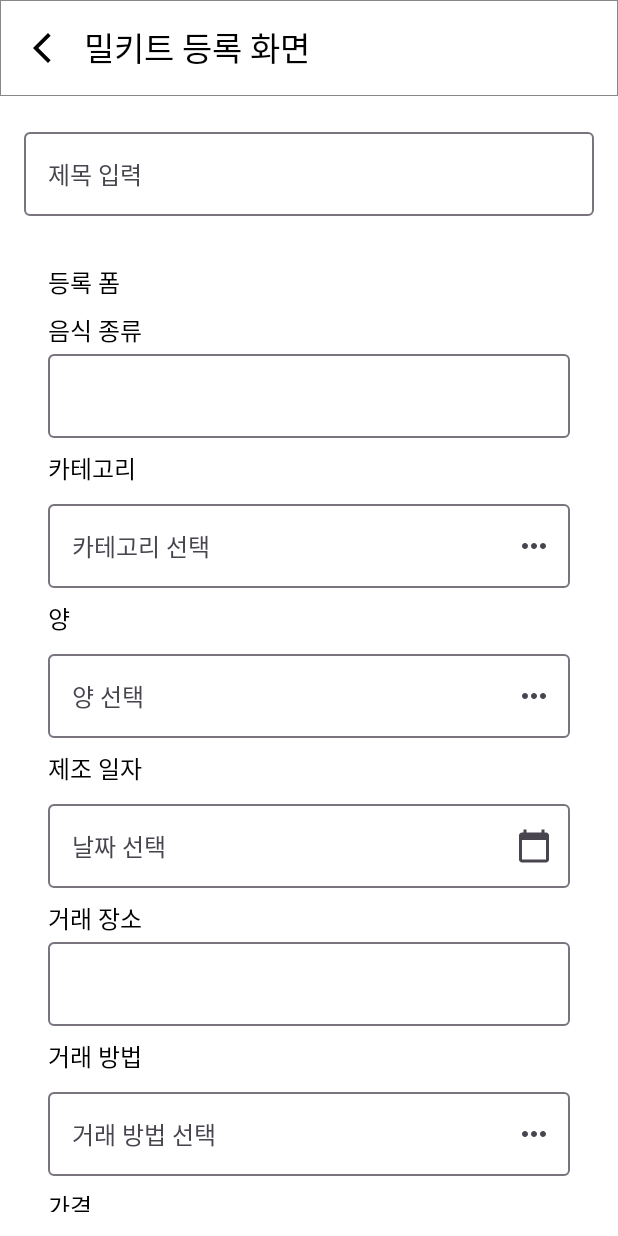
After one commit to Cycrypto/mobile-zipbob, an Android app built with Jetpack Compose: the MealkitFormScreen screen opened through its navigation route, on a phone screen of 412 x 824 dp. The commit adds this screen. Run offline under Robolectric (Android 15) with nearby library versions, the phone set to English and light mode, and no system bars; Roboto replaces fonts that are not available here; 1 statement that could not run was skipped.

Commit message:
feat: MealkitFormScreen

```diff
--- a/app/src/main/java/com/example/hansotbob/component/common/AppBar.kt
+++ b/app/src/main/java/com/example/hansotbob/component/common/AppBar.kt
@@ -4,6 +4,7 @@ import androidx.compose.foundation.background
 import androidx.compose.material3.ExperimentalMaterial3Api
 import androidx.compose.material3.Icon
 import androidx.compose.material3.IconButton
+import androidx.compose.material3.Text
 import androidx.compose.material3.TopAppBar
 import androidx.compose.runtime.Composable
 import androidx.compose.ui.Modifier
@@ -11,11 +12,17 @@ import androidx.compose.ui.graphics.Color
 import androidx.compose.ui.res.painterResource
 import com.example.hansotbob.R
 
+
 @OptIn(ExperimentalMaterial3Api::class)
 @Composable
-fun AppBar(onBackClick: () -> Unit) {
+fun AppBar(
+    title: String,
+    onBackClick: () -> Unit
+) {
     TopAppBar(
-        title = {},
+        title = {
+            Text(text = title, color = Color.Black)
+        },
         navigationIcon = {
             IconButton(onClick = onBackClick) {
                 Icon(
--- a/app/src/main/java/com/example/hansotbob/component/common/BottomNavigation.kt
+++ b/app/src/main/java/com/example/hansotbob/component/common/BottomNavigation.kt
@@ -114,7 +114,10 @@ fun HansotThemeNavigationBar(navController: NavHostController) {
                     )
                     DropdownMenuItem(
                         text = { Text("밀키트 나눔글 쓰기") },
-                        onClick = { expanded = false /* TODO: Action B */ }
+                        onClick = {
+                            expanded = false
+                            navController.navigate("mealkit_form")
+                        }
                     )
                     DropdownMenuItem(
                         text = { Text("재료 나눔글 쓰기") },
--- a/app/src/main/java/com/example/hansotbob/ui/screen/MainScreen.kt
+++ b/app/src/main/java/com/example/hansotbob/ui/screen/MainScreen.kt
@@ -47,6 +47,7 @@ import com.example.hansotbob.ui.screen.detail.FoodShareDetailScreen
 import com.example.hansotbob.component.common.*
 import com.example.hansotbob.ui.screen.detail.MealkitsDetailScreen
 import com.example.hansotbob.ui.screen.detail.OverviewDetailScreen
+import com.example.hansotbob.ui.screen.form.MealkitFormScreen
 import com.example.hansotbob.ui.screen.form.SharingFoodFormScreen
 import com.example.hansotbob.ui.theme.HansotbobTheme
 
@@ -76,6 +77,11 @@ fun NavGraph(navController: NavHostController, modifier: Modifier = Modifier) {
         composable("foodshare_form"){
             SharingFoodFormScreen(navController)
         }
+
+        composable("mealkit_form") {
+            MealkitFormScreen(navController)
+        }
+
 
         composable("foodshare/detail/{title}/{recruit}/{place}/{price}") { backStackEntry ->
             val title = backStackEntry.arguments?.getString("title") ?: ""
@@ -189,6 +195,7 @@ private fun bottombarLocaiton(): List<String> {
     return listOf(
         "detail/{title}/{recruit}/{place}/{price}",
         "foodshare_form",
+        "mealkit_form",
         "foodshare/detail/{title}/{recruit}/{place}/{price}",
         "mealkit/detail/{title}/{place}/{price}/{foodType}/{category}/{quantity}/{productionDate}/{exchangeMethod}/{description}/{state}"
     )
--- a/app/src/main/java/com/example/hansotbob/ui/screen/detail/MealkitsDetailScreen.kt
+++ b/app/src/main/java/com/example/hansotbob/ui/screen/detail/MealkitsDetailScreen.kt
@@ -69,7 +69,7 @@ fun MealkitsDetailScreen(
     val pagerState = rememberPagerState(pageCount = { images.size })
 
     Scaffold(
-        topBar = { AppBar(onBackClick = onBackClick) },
+        topBar = { AppBar(title = "밀키트", onBackClick = onBackClick) },
     ) { innerPadding ->
         Column(
             modifier = Modifier
--- /dev/null
+++ b/app/src/main/java/com/example/hansotbob/ui/screen/form/MealkitFormScreen.kt
@@ -0,0 +1,298 @@
+package com.example.hansotbob.ui.screen.form
+
+import android.app.DatePickerDialog
+import androidx.compose.foundation.BorderStroke
+import androidx.compose.foundation.background
+import androidx.compose.foundation.border
+import androidx.compose.foundation.clickable
+import androidx.compose.foundation.layout.*
+import androidx.compose.foundation.lazy.LazyColumn
+import androidx.compose.foundation.text.KeyboardOptions
+import androidx.compose.material.icons.Icons
+import androidx.compose.material.icons.filled.ArrowBack
+import androidx.compose.material.icons.filled.CalendarToday
+import androidx.compose.material.icons.filled.MoreHoriz
+import androidx.compose.material3.*
+import androidx.compose.runtime.*
+import androidx.compose.ui.Modifier
+import androidx.compose.ui.graphics.Color
+import androidx.compose.ui.graphics.RectangleShape
+import androidx.compose.ui.platform.LocalContext
+import androidx.compose.ui.res.painterResource
+import androidx.compose.ui.text.input.KeyboardType
+import androidx.compose.ui.text.input.TextFieldValue
+import androidx.compose.ui.tooling.preview.Preview
+import androidx.compose.ui.unit.dp
+import androidx.navigation.NavController
+import androidx.navigation.compose.rememberNavController
+import com.example.hansotbob.R
+import com.example.hansotbob.ui.theme.HansotbobTheme
+import java.util.*
+
+@OptIn(ExperimentalMaterial3Api::class)
+@Composable
+fun MealkitFormScreen(navController: NavController) {
+    var title by remember { mutableStateOf(TextFieldValue("")) }
+    var foodType by remember { mutableStateOf(TextFieldValue("")) }
+    var selectedCategory by remember { mutableStateOf("") }
+    var selectedQuantity by remember { mutableStateOf("") }
+    var productionDate by remember { mutableStateOf("") }
+    var place by remember { mutableStateOf(TextFieldValue("")) }
+    var selectedMethod by remember { mutableStateOf("") }
+    var price by remember { mutableStateOf(TextFieldValue("")) }
+    var description by remember { mutableStateOf(TextFieldValue("")) }
+
+    val categoryOptions = listOf("한식", "분식", "중식", "일식", "양식")
+    val quantityOptions = listOf("1인분", "2인분", "3인분", "4인분", "5인분", "6인분 이상")
+    val methodOptions = listOf("직거래", "택배", "문고리")
+
+    Scaffold(
+        topBar = {
+            AppBar(
+                title = "밀키트 등록 화면",
+                navController = navController,
+                modifier = Modifier
+                    .background(Color.White)
+                    .border(BorderStroke(0.5.dp, Color.Gray), shape = RectangleShape)
+            )
+        }
+    ) { innerPadding ->
+        LazyColumn(
+            modifier = Modifier
+                .fillMaxSize()
+                .padding(innerPadding)
+                .padding(16.dp)
+        ) {
+            item {
+                OutlinedTextField(
+                    value = title,
+                    onValueChange = { title = it },
+                    label = { Text("제목 입력") },
+                    modifier = Modifier.fillMaxWidth()
+                )
+            }
+
+            item { Spacer(modifier = Modifier.height(16.dp)) }
+
+            item {
+                Column(
+                    modifier = Modifier
+                        .fillMaxWidth()
+                        .background(MaterialTheme.colorScheme.background)
+                        .padding(16.dp)
+                ) {
+                    Text("등록 폼")
+                    Spacer(modifier = Modifier.height(8.dp))
+                    Text("음식 종류")
+                    Spacer(modifier = Modifier.height(4.dp))
+                    OutlinedTextField(
+                        value = foodType,
+                        onValueChange = { foodType = it },
+                        modifier = Modifier.fillMaxWidth()
+                    )
+                    Spacer(modifier = Modifier.height(8.dp))
+                    Text("카테고리")
+                    Spacer(modifier = Modifier.height(4.dp))
+                    SelectionField(
+                        selectedOption = selectedCategory,
+                        options = categoryOptions,
+                        label = "카테고리 선택",
+                        onItemSelected = { selectedCategory = it }
+                    )
+                    Spacer(modifier = Modifier.height(8.dp))
+                    Text("양")
+                    Spacer(modifier = Modifier.height(4.dp))
+                    SelectionField(
+                        selectedOption = selectedQuantity,
+                        options = quantityOptions,
+                        label = "양 선택",
+                        onItemSelected = { selectedQuantity = it }
+                    )
+                    Spacer(modifier = Modifier.height(8.dp))
+                    Text("제조 일자")
+                    Spacer(modifier = Modifier.height(4.dp))
+                    DatePicker(productionDate) { date -> productionDate = date }
+                    Spacer(modifier = Modifier.height(8.dp))
+                    Text("거래 장소")
+                    Spacer(modifier = Modifier.height(4.dp))
+                    OutlinedTextField(
+                        value = place,
+                        onValueChange = { place = it },
+                        modifier = Modifier.fillMaxWidth()
+                    )
+                    Spacer(modifier = Modifier.height(8.dp))
+                    Text("거래 방법")
+                    Spacer(modifier = Modifier.height(4.dp))
+                    SelectionField(
+                        selectedOption = selectedMethod,
+                        options = methodOptions,
+                        label = "거래 방법 선택",
+                        onItemSelected = { selectedMethod = it }
+                    )
+                    Spacer(modifier = Modifier.height(8.dp))
+                    Text("가격")
+                    Spacer(modifier = Modifier.height(4.dp))
+                    OutlinedTextField(
+                        value = price,
+                        onValueChange = { price = it },
+                        label = { Text("가격 입력") },
+                        modifier = Modifier.fillMaxWidth(),
+                        keyboardOptions = KeyboardOptions(keyboardType = KeyboardType.Number)
+                    )
+                }
+            }
+
+            item { Spacer(modifier = Modifier.height(16.dp)) }
+
+            item {
+                OutlinedTextField(
+                    value = description,
+                    onValueChange = { description = it },
+                    label = { Text("한줄 설명") },
+                    modifier = Modifier.fillMaxWidth()
+                )
+            }
+
+            item { Spacer(modifier = Modifier.height(16.dp)) }
+
+            item {
+                Button(
+                    onClick = { /* Handle image upload */ },
+                    modifier = Modifier
+                        .fillMaxWidth()
+                        .height(48.dp)
+                        .background(MaterialTheme.colorScheme.background)
+                ) {
+                    Text("사진 업로드")
+                }
+            }
+
+            item { Spacer(modifier = Modifier.height(16.dp)) }
+
+            item {
+                Button(
+                    onClick = { /* Handle registration */ },
+                    modifier = Modifier
+                        .fillMaxWidth()
+                        .height(48.dp)
+                ) {
+                    Text("등록")
+                }
+            }
+        }
+    }
+}
+
+@OptIn(ExperimentalMaterial3Api::class)
+@Composable
+fun AppBar(
+    title: String,
+    navController: NavController,
+    modifier: Modifier = Modifier
+) {
+    TopAppBar(
+        title = {
+            Text(text = title, color = Color.Black)
+        },
+        navigationIcon = {
+            IconButton(onClick = { navController.popBackStack() }) {
+                Icon(
+                    painter = painterResource(id = R.drawable.arrow_back),
+                    contentDescription = "Back"
+                )
+            }
+        },
+        modifier = modifier.background(Color.White)
+    )
+}
+
+@Composable
+fun SelectionField(
+    selectedOption: String,
+    options: List<String>,
+    label: String,
+    onItemSelected: (String) -> Unit
+) {
+    var showDialog by remember { mutableStateOf(false) }
+
+    Box(modifier = Modifier.fillMaxWidth()) {
+        OutlinedTextField(
+            value = selectedOption,
+            onValueChange = {},
+            modifier = Modifier
+                .fillMaxWidth()
+                .clickable { showDialog = true },
+            readOnly = true,
+            label = { Text(label) },
+            trailingIcon = {
+                Icon(Icons.Default.MoreHoriz, contentDescription = null)
+            }
+        )
+    }
+
+    if (showDialog) {
+        AlertDialog(
+            onDismissRequest = { showDialog = false },
+            title = { Text(text = label) },
+            text = {
+                Column {
+                    options.forEach { option ->
+                        Text(
+                            text = option,
+                            modifier = Modifier
+                                .fillMaxWidth()
+                                .clickable {
+                                    onItemSelected(option)
+                                    showDialog = false
+                                }
+                                .padding(8.dp)
+                        )
+                    }
+                }
+            },
+            confirmButton = {
+                TextButton(onClick = { showDialog = false }) {
+                    Text("닫기")
+                }
+            }
+        )
+    }
+}
+
+@Composable
+fun DatePicker(selectedDate: String, onDateSelected: (String) -> Unit) {
+    val context = LocalContext.current
+    val calendar = Calendar.getInstance()
+    val year = calendar.get(Calendar.YEAR)
+    val month = calendar.get(Calendar.MONTH)
+    val day = calendar.get(Calendar.DAY_OF_MONTH)
+
+    var dateText by remember { mutableStateOf(selectedDate) }
+
+    OutlinedTextField(
+        value = dateText,
+        onValueChange = {},
+        label = { Text("날짜 선택") },
+        modifier = Modifier
+            .fillMaxWidth()
+            .clickable {
+                DatePickerDialog(context, { _, y, m, d ->
+                    dateText = "$y-${m + 1}-$d"
+                    onDateSelected(dateText)
+                }, year, month, day).show()
+            },
+        readOnly = true,
+        trailingIcon = {
+            Icon(Icons.Default.CalendarToday, contentDescription = null)
+        }
+    )
+}
+
+@Preview
+@Composable
+private fun PreviewMealkitFormScreen() {
+    HansotbobTheme {
+        val navController = rememberNavController()
+        MealkitFormScreen(navController)
+    }
+}
```
